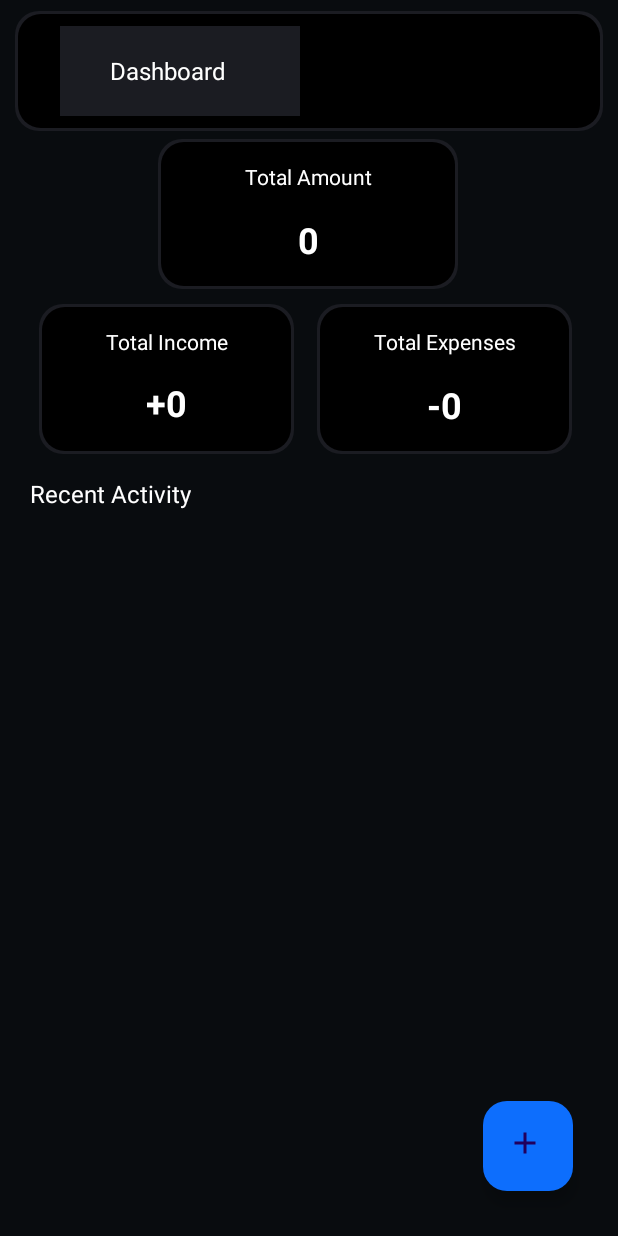
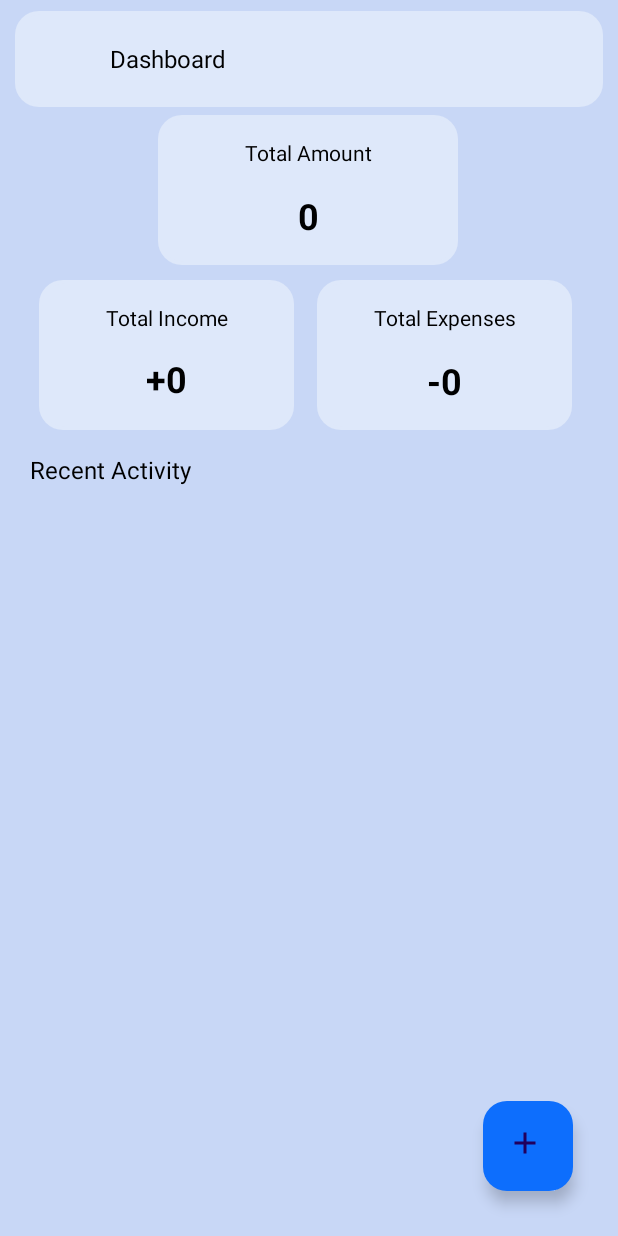
Before and after one commit to Bharath-1410/ExpenesesTrackerApp, an Android app: the screen it shows after launch (MainActivity), on a phone screen of 412 x 824 dp. Run offline under Robolectric (Android 15) with nearby library versions, the light colour scheme and no system bars.

Commit message:
Fixed Bugs in DashBoard Functionality

```diff
--- a/app/src/main/java/com/example/expensetracker/AddCustomExpenses.java
+++ b/app/src/main/java/com/example/expensetracker/AddCustomExpenses.java
@@ -103,12 +103,17 @@ public class AddCustomExpenses extends Activity {
                 try{
                     newRowId = dbHelper.addTransaction(new Transaction(customName,amount,type,tag,date,note));
                     Log.d("ExpenseTracker", "AddCustomExpenses onClick: Added New Transaction");
-                    Dashboard.updateRecyclerViewData(getApplicationContext(),Dashboard.getExpenseRecyclerView(),AddCustomExpenses.this);
+                    if(MainActivity.currentFragment.equals("Dashboard")){
+                        Dashboard.updateRecyclerViewData(getApplicationContext(),Dashboard.getExpenseRecyclerView(),AddCustomExpenses.this);
                     Log.d("ExpenseTracker", "AddCustomExpenses onClick: Updated Dashboard next Expenses");
-                    Expenses.updateRecyclerViewExpenses(getApplicationContext(),Expenses.getExpenseRecyclerView(),AddCustomExpenses.this);
-                    Log.d("ExpenseTracker", "AddCustomExpenses onClick: Updated Expenses next Savings");
+                    } else if (MainActivity.currentFragment.equals("Expenses")) {
+                        Expenses.updateRecyclerViewExpenses(getApplicationContext(), Expenses.getExpenseRecyclerView(), AddCustomExpenses.this);
+                        Log.d("ExpenseTracker", "AddCustomExpenses onClick: Updated Expenses next Savings");
+                    }else {
                     Savings.updateRecyclerViewSavings(getApplicationContext(),Savings.getSavingsRecyclerView(),AddCustomExpenses.this);
                     Log.w("ExpenseTracker", "AddCustomExpenses onClick: Updated Saving");
+                    }
+                    Log.e("ExpenseTracker", "AddCustomExpenses onClick: "+MainActivity.currentFragment );
                     Log.i("ExpenseTracker", "AddCustomExpenses onClick Successfully Updated Dashboard, Expenses, Savings Fragments");
                 }catch (Exception e){
                     Log.e("ExpenseTracker", "AddCustomExpenses onClick: Trying To Update Dashboard, Expenses, Savings Fragments Error : "+e.toString());
--- a/app/src/main/java/com/example/expensetracker/CustomDropDown.java
+++ b/app/src/main/java/com/example/expensetracker/CustomDropDown.java
@@ -36,7 +36,7 @@ public class CustomDropDown extends ArrayAdapter<String> {
 
         TextView textView = convertView.findViewById(android.R.id.text1);
         textView.setText(getItem(position));
-        textView.setTextColor(getContext().getResources().getColor(android.R.color.white));
+        textView.setTextColor(getContext().getResources().getColor(android.R.color.black));
         textView.setPadding(50,0,0,0);
         return convertView;
     }
--- a/app/src/main/java/com/example/expensetracker/ExpensesDetails.java
+++ b/app/src/main/java/com/example/expensetracker/ExpensesDetails.java
@@ -90,7 +90,7 @@ public class ExpensesDetails extends AppCompatActivity {
                     DBHelper.updateTransaction(id,new Transaction(name,amount,type,tag,date,note),getApplicationContext());
                     Dashboard.updateRecyclerViewData(getApplicationContext(),Dashboard.getExpenseRecyclerView(),ExpensesDetails.this);
                     Log.d("ExpenseTracker", "ExpensesDetails onClick: Successfully Updated Dashboard Next Expenses");
-//                    Expenses.updateRecyclerViewExpenses(getApplicationContext(),expensesView,ExpensesDetails.this);
+//                    Expenses.updateRecyclerViewExpenses(getApplicationContext(),Dashboard.getExpenseRecyclerView(),ExpensesDetails.this);
 //                    Log.d("ExpenseTracker", "ExpensesDetails onClick: Successfully Updated Expenses Next Savings");
 //                    Savings.updateRecyclerViewSavings(getApplicationContext(),savingsView,ExpensesDetails.this);
 //                    Log.d("ExpenseTracker", "ExpensesDetails onClick: Successfully Updated Savings");
--- a/app/src/main/res/drawable/round_edges.xml
+++ b/app/src/main/res/drawable/round_edges.xml
@@ -2,7 +2,7 @@
 <layer-list xmlns:android="http://schemas.android.com/apk/res/android">
     <item>
         <shape android:shape="rectangle">
-            <solid android:color="@color/shadowColor"/>
+            <solid android:color="@color/smoke"/>
             <corners android:radius="16dp" />
         </shape>
     </item>
@@ -13,7 +13,7 @@
         android:top="2dp"
         android:bottom="2dp">
         <shape android:shape="rectangle">
-            <solid android:color="@color/black"/>
+            <solid android:color="@color/smoke"/>
             <corners android:radius="15dp" />
         </shape>
     </item>
--- a/app/src/main/res/layout/activity_main.xml
+++ b/app/src/main/res/layout/activity_main.xml
@@ -21,7 +21,7 @@
         <androidx.appcompat.widget.Toolbar
             android:id="@+id/toolbar"
             android:layout_width="match_parent"
-            android:layout_height="80dp"
+            android:layout_height="wrap_content"
             android:layout_marginLeft="10dp"
             android:layout_marginRight="10dp"
             android:background="@drawable/round_edges"
--- a/app/src/main/res/values/colors.xml
+++ b/app/src/main/res/values/colors.xml
@@ -2,21 +2,24 @@
 <resources>
     <color name="black">#000000</color>
     <color name="white">#ffffff</color>
-    <color name="textColor">#ffffff</color>
+    <color name="textColor">#000000</color>
     <color name="dark_gray">#1E1E1E</color>
     <color name="charcoal">#090c0f</color>
     <color name="subBackGround">#1b1c22</color>
     <color name="blue">#0d6efd</color>
-    <color name="shadowColor">#1b1c22</color>
-<!--    <color name="shadowColor">#B8D7E9</color>-->
+<!--    <color name="shadowColor">#1b1c22</color>-->
+<!--    white mode-->
+    <color name="shadowColor">#B8D7E9</color>
     <color name="green">#28BD78</color>
     <color name="warning">#e64545</color>
     <color name="saving">#28BD78</color>
-    <color name="background">#090c0f</color>
-<!--    <color name="background">#c8d7f6</color>-->
+<!--    <color name="background">#090c0f</color>-->
+<!--    white mode-->
+    <color name="background">#c8d7f6</color>
     <color name="expense">#d44444</color>
-    <color name="smoke">#1b1c22</color>
-<!--    <color name="smoke">#dee8fa</color>-->
+<!--    <color name="smoke">#1b1c22</color>-->
+<!--    white mode-->
+    <color name="smoke">#dee8fa</color>
     <color name="neumorphism">#F0F0F0</color>
     <color name="baseColor">#E0F5FF</color>
 </resources>
```
